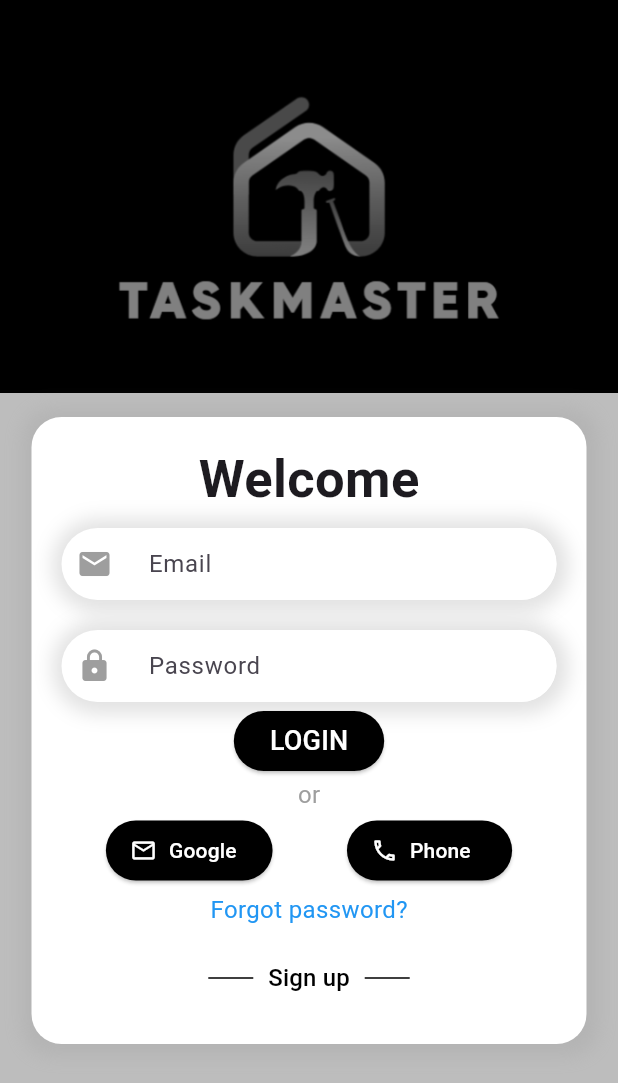
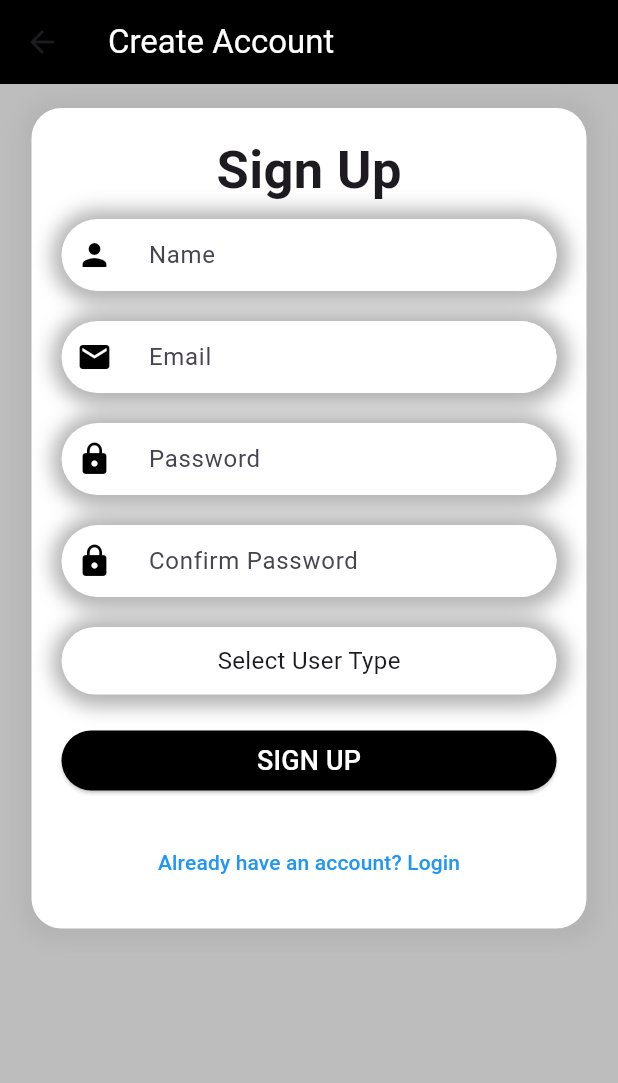
Before and after one commit to 256-katendechris-256/taskmaster1, a Flutter app: the screen it shows after launch, after a tap on "Sign up", on a phone screen of 412 x 824 dp. Shown: the top 1083 px of the screen. Run offline on Flutter 3.47's test engine with Material 3 defaults, Android fonts, the phone set to English and light mode, and no system bars.

Commit message:
commit to sign up page

```diff
--- a/lib/Auth/login.dart
+++ b/lib/Auth/login.dart
@@ -1,4 +1,5 @@
 import 'package:flutter/material.dart';
+import 'package:homework/Auth/signup.dart';
 
 class Login extends StatefulWidget {
   const Login({super.key});
@@ -263,6 +264,7 @@ class _LoginState extends State<Login> {
                         // Center the "Sign up" text
                         child: TextButton(
                           onPressed: () {
+                            Navigator.push(context, MaterialPageRoute(builder:(context)=> SignUp() ));
                             // Handle the sign-up action
                           },
                           child: Row(
--- /dev/null
+++ b/lib/Auth/signup.dart
@@ -0,0 +1,427 @@
+import 'package:flutter/material.dart';
+
+class SignUp extends StatefulWidget {
+  const SignUp({super.key});
+
+  @override
+  State<SignUp> createState() => _SignUpState();
+}
+
+class _SignUpState extends State<SignUp> {
+  String _selectedUserType = 'Select User Type';
+
+  @override
+  Widget build(BuildContext context) {
+    double w = MediaQuery
+        .of(context)
+        .size
+        .width;
+    double h = MediaQuery
+        .of(context)
+        .size
+        .height;
+    return Scaffold(
+      appBar: AppBar(
+        backgroundColor: Colors.black,
+        title: Text('Create Account',style: TextStyle(color: Colors.white),),
+      ),
+      backgroundColor: Colors.black26,
+      body: SingleChildScrollView(
+        child: Container(
+          child: Column(
+            children: [
+              Container(
+                decoration: BoxDecoration(
+                  color: Colors.white,
+                  borderRadius: BorderRadius.circular(20),
+                  boxShadow: [
+                    BoxShadow(
+                      blurRadius: 10,
+                      spreadRadius: 7,
+                      offset: Offset(1, 1),
+                      color: Colors.grey.withOpacity(0.3),
+                    )
+                  ],
+                ),
+                margin: const EdgeInsets.fromLTRB(21, 16, 21, 16),
+                width: w,
+                child: SingleChildScrollView(
+                  child: Column(
+                    crossAxisAlignment: CrossAxisAlignment.start,
+                    children: [
+                      const Padding(
+                        padding: EdgeInsets.fromLTRB(20, 16, 20, 8),
+                        child: Column(
+                          crossAxisAlignment: CrossAxisAlignment.start,
+                          children: [
+                            Center(
+                              child: Text(
+                                'Sign Up',
+                                style: TextStyle(
+                                  fontSize: 35,
+                                  fontWeight: FontWeight.bold,
+                                ),
+                              ),
+                            ),
+                          ],
+                        ),
+                      ),
+                      /* Padding(
+                        padding: const EdgeInsets.symmetric(horizontal: 20),
+                        child: TextField(
+                          decoration: InputDecoration(
+                            hintText: 'Name',
+                            prefixIcon: Icon(Icons.person),
+                            border: OutlineInputBorder(
+                              borderRadius: BorderRadius.circular(30),
+
+                            ),
+                          ),
+                        ),
+                      ),*/
+                      Padding(
+                        padding: const EdgeInsets.symmetric(horizontal: 20),
+                        // Added padding for text fields
+                        child: Container(
+                          decoration: BoxDecoration(
+                            color: Colors.white,
+                            borderRadius: BorderRadius.circular(30),
+                            boxShadow: [
+                              BoxShadow(
+                                blurRadius: 10,
+                                spreadRadius: 7,
+                                offset: Offset(1, 1),
+                                color: Colors.black.withOpacity(0.3),
+                              )
+                            ],
+                          ),
+                          child: Row(
+                            children: [
+                              Padding(
+                                padding: EdgeInsets.all(10.0),
+                                child: Icon(
+                                  Icons.person,
+                                  color: Colors.black,
+                                ),
+                              ),
+                              Expanded(
+                                child: TextField(
+                                  decoration: InputDecoration(
+                                    hintText: 'Name',
+                                    focusedBorder: OutlineInputBorder(
+                                      borderRadius: BorderRadius.circular(30),
+                                      borderSide: BorderSide(
+                                        color: Colors.white,
+                                        width: 1.0,
+                                      ),
+                                    ),
+                                    enabledBorder: OutlineInputBorder(
+                                      borderRadius: BorderRadius.circular(30),
+                                      borderSide: BorderSide(
+                                        color: Colors.white,
+                                        width: 1.0,
+                                      ),
+                                    ),
+                                    contentPadding:
+                                    EdgeInsets.symmetric(
+                                        vertical: 10.0, horizontal: 10.0),
+                                    border: OutlineInputBorder(
+                                      borderRadius: BorderRadius.circular(30),
+                                    ),
+                                  ),
+                                ),
+                              ),
+                            ],
+                          ),
+                        ),
+                      ),
+                      SizedBox(height: 20),
+                      Padding(
+                        padding: const EdgeInsets.symmetric(horizontal: 20),
+                        // Added padding for text fields
+                        child: Container(
+                          decoration: BoxDecoration(
+                            color: Colors.white,
+                            borderRadius: BorderRadius.circular(30),
+                            boxShadow: [
+                              BoxShadow(
+                                blurRadius: 10,
+                                spreadRadius: 7,
+                                offset: Offset(1, 1),
+                                color: Colors.black.withOpacity(0.3),
+                              )
+                            ],
+                          ),
+                          child: Row(
+                            children: [
+                              Padding(
+                                padding: EdgeInsets.all(10.0),
+                                child: Icon(
+                                  Icons.email,
+                                  color: Colors.black,
+                                ),
+                              ),
+                              Expanded(
+                                child: TextField(
+                                  decoration: InputDecoration(
+                                    hintText: 'Email',
+                                    focusedBorder: OutlineInputBorder(
+                                      borderRadius: BorderRadius.circular(30),
+                                      borderSide: BorderSide(
+                                        color: Colors.white,
+                                        width: 1.0,
+                                      ),
+                                    ),
+                                    enabledBorder: OutlineInputBorder(
+                                      borderRadius: BorderRadius.circular(30),
+                                      borderSide: BorderSide(
+                                        color: Colors.white,
+                                        width: 1.0,
+                                      ),
+                                    ),
+                                    contentPadding:
+                                    EdgeInsets.symmetric(
+                                        vertical: 10.0, horizontal: 10.0),
+                                    border: OutlineInputBorder(
+                                      borderRadius: BorderRadius.circular(30),
+                                    ),
+                                  ),
+                                ),
+                              ),
+                            ],
+                          ),
+                        ),
+                      ),
+                      SizedBox(height: 20),
+
+                      Padding(
+                        padding: const EdgeInsets.symmetric(horizontal: 20),
+                        // Added padding for text fields
+                        child: Container(
+                          decoration: BoxDecoration(
+                            color: Colors.white,
+                            borderRadius: BorderRadius.circular(30),
+                            boxShadow: [
+                              BoxShadow(
+                                blurRadius: 10,
+                                spreadRadius: 7,
+                                offset: Offset(1, 1),
+                                color: Colors.black.withOpacity(0.3),
+                              )
+                            ],
+                          ),
+                          child: Row(
+                            children: [
+                              Padding(
+                                padding: EdgeInsets.all(10.0),
+                                child: Icon(
+                                  Icons.lock,
+                                  color: Colors.black,
+                                ),
+                              ),
+                              Expanded(
+                                child: TextField(
+                                  decoration: InputDecoration(
+                                    hintText: 'Password',
+                                    focusedBorder: OutlineInputBorder(
+                                      borderRadius: BorderRadius.circular(30),
+                                      borderSide: BorderSide(
+                                        color: Colors.white,
+                                        width: 1.0,
+                                      ),
+                                    ),
+                                    enabledBorder: OutlineInputBorder(
+                                      borderRadius: BorderRadius.circular(30),
+                                      borderSide: BorderSide(
+                                        color: Colors.white,
+                                        width: 1.0,
+                                      ),
+                                    ),
+                                    contentPadding:
+                                    EdgeInsets.symmetric(
+                                        vertical: 10.0, horizontal: 10.0),
+                                    border: OutlineInputBorder(
+                                      borderRadius: BorderRadius.circular(30),
+                                    ),
+                                  ),
+                                ),
+                              ),
+                            ],
+                          ),
+                        ),
+                      ),
+                      SizedBox(height: 20),
+                      Padding(
+                        padding: const EdgeInsets.symmetric(horizontal: 20),
+                        // Added padding for text fields
+                        child: Container(
+                          decoration: BoxDecoration(
+                            color: Colors.white,
+                            borderRadius: BorderRadius.circular(30),
+                            boxShadow: [
+                              BoxShadow(
+                                blurRadius: 10,
+                                spreadRadius: 7,
+                                offset: Offset(1, 1),
+                                color: Colors.black.withOpacity(0.3),
+                              )
+                            ],
+                          ),
+                          child: Row(
+                            children: [
+                              Padding(
+                                padding: EdgeInsets.all(10.0),
+                                child: Icon(
+                                  Icons.lock,
+                                  color: Colors.black,
+                                ),
+                              ),
+                              Expanded(
+                                child: TextField(
+                                  decoration: InputDecoration(
+                                    hintText: 'Confirm Password',
+                                    focusedBorder: OutlineInputBorder(
+                                      borderRadius: BorderRadius.circular(30),
+                                      borderSide: BorderSide(
+                                        color: Colors.white,
+                                        width: 1.0,
+                                      ),
+                                    ),
+                                    enabledBorder: OutlineInputBorder(
+                                      borderRadius: BorderRadius.circular(30),
+                                      borderSide: BorderSide(
+                                        color: Colors.white,
+                                        width: 1.0,
+                                      ),
+                                    ),
+                                    contentPadding:
+                                    EdgeInsets.symmetric(
+                                        vertical: 10.0, horizontal: 10.0),
+                                    border: OutlineInputBorder(
+                                      borderRadius: BorderRadius.circular(30),
+                                    ),
+                                  ),
+                                ),
+                              ),
+                            ],
+                          ),
+                        ),
+                      ),
+                      SizedBox(height: 20),
+
+                      Padding(
+                        padding: const EdgeInsets.symmetric(horizontal: 20),
+                        child: GestureDetector(
+                          onTap: () {
+                            _showUserTypeDialog(context);
+                          },
+                          child: Container(
+                            decoration: BoxDecoration(
+                              color: Colors.white,
+                              borderRadius: BorderRadius.circular(30),
+                              boxShadow: [
+                                BoxShadow(
+                                  blurRadius: 10,
+                                  spreadRadius: 7,
+                                  offset: Offset(1, 1),
+                                  color: Colors.black.withOpacity(0.3),
+                                )
+                              ],
+                            ),
+                            child: SizedBox(
+                              height: 45,
+                              // Adjust the height as needed to match the TextField
+                              child: Center(
+                                child: Text(
+                                  _selectedUserType ?? 'User Type',
+                                  style: TextStyle(fontSize: 16),
+                                ),
+                              ),
+                            ),
+                          ),
+                        ),
+                      ),
+
+
+                      SizedBox(height: 20),
+                      Padding(
+                        padding: const EdgeInsets.symmetric(horizontal: 20),
+                        child: ElevatedButton(
+                          onPressed: () {
+                            // Implement sign-up functionality
+                          },
+                          child: Center(
+                            child: Text(
+                              'SIGN UP',
+                              style: TextStyle(
+                                  color: Colors.white, fontSize: 18),
+                            ),
+                          ),
+                          style: ElevatedButton.styleFrom(
+                            primary: Colors.black,
+                            shape: RoundedRectangleBorder(
+                              borderRadius: BorderRadius.circular(30),
+                            ),
+                          ),
+                        ),
+                      ),
+                      SizedBox(height: 20),
+                      Center(
+                        child: TextButton(
+                          onPressed: () {
+                            // Navigate to login page
+                          },
+                          child: Text(
+                            'Already have an account? Login',
+                            style: TextStyle(color: Colors.blue),
+                          ),
+                        ),
+                      ),
+                      SizedBox(height: 20),
+                    ],
+                  ),
+                ),
+              )
+            ],
+          ),
+        ),
+      ),
+    );
+  }
+
+  void _showUserTypeDialog(BuildContext context) {
+    showDialog(
+      context: context,
+      builder: (BuildContext context) {
+        return AlertDialog(
+          title: Text('Select User Type'),
+          content: Column(
+            mainAxisSize: MainAxisSize.min,
+            children: [
+              ListTile(
+                title: Text('Service Provider'),
+                leading: Icon(Icons.business), // Add appropriate icon
+                onTap: () {
+                  setState(() {
+                    _selectedUserType = 'Service Provider';
+                  });
+                  Navigator.pop(context);
+                },
+              ),
+              ListTile(
+                title: Text('Client'),
+                leading: Icon(Icons.person), // Add appropriate icon
+                onTap: () {
+                  setState(() {
+                    _selectedUserType = 'Client';
+                  });
+                  Navigator.pop(context);
+                },
+              ),
+            ],
+          ),
+        );
+      },
+    );
+  }
+}
```
